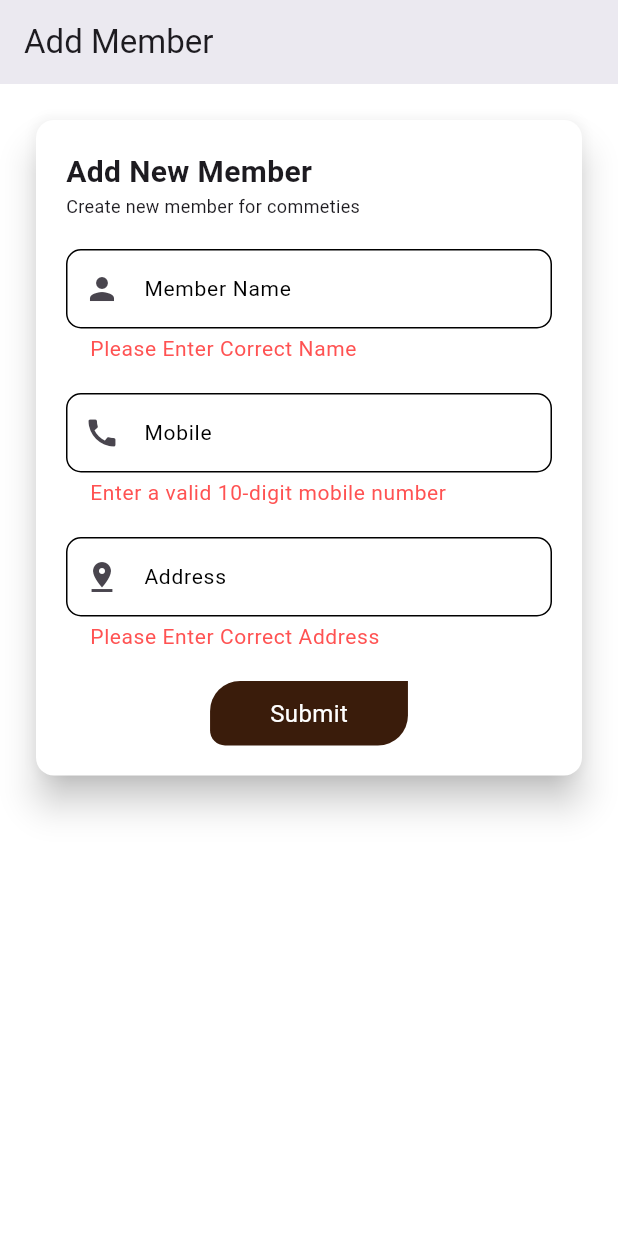
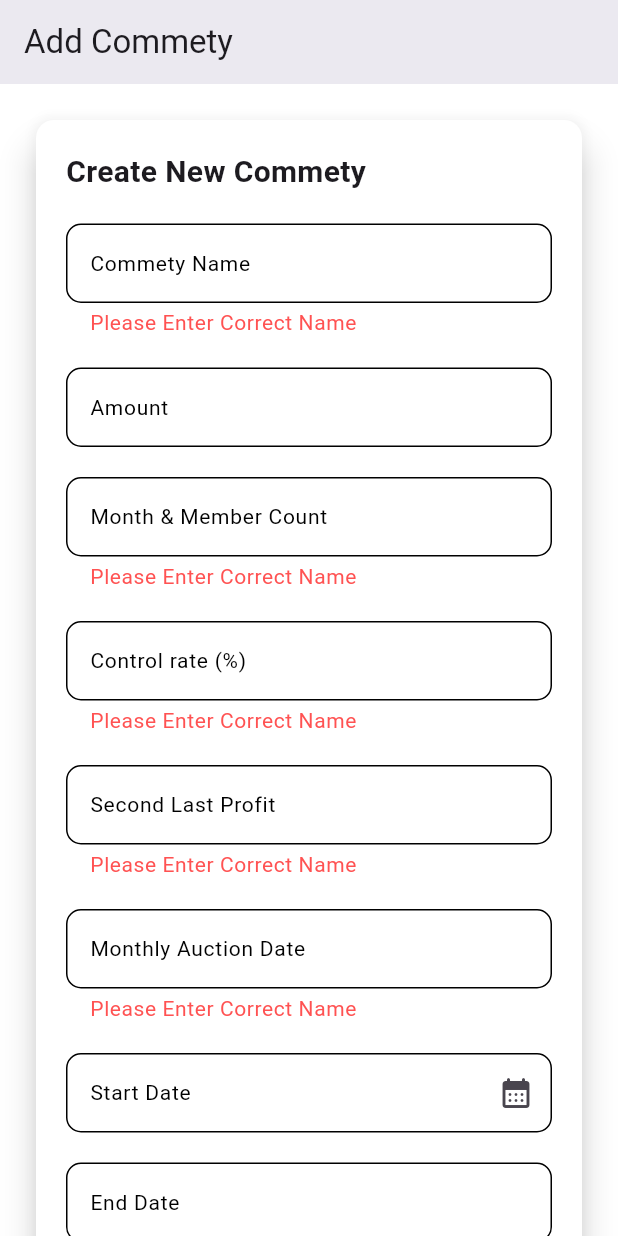
Before and after one commit to kashparkinnovation/commety_management_app, a Flutter app: the screen it shows after launch, after a tap on "Submit", on a phone screen of 412 x 824 dp. Run offline on Flutter 3.47's test engine with Material 3 defaults, Android fonts, the phone set to English and light mode, and no system bars; our stand-ins replace font_awesome_flutter.

Commit message:
add new commety screen

```diff
--- a/lib/main.dart
+++ b/lib/main.dart
@@ -1,3 +1,4 @@
+import 'package:commety_management_app/ui/screens/AddCommtyScreen.dart';
 import 'package:commety_management_app/ui/screens/AddMemberScreen.dart';
 import 'package:commety_management_app/ui/screens/DashboardScreen.dart';
 import 'package:commety_management_app/ui/screens/LoginScreen.dart';
@@ -23,12 +24,13 @@ class MyApp extends StatelessWidget {
         useMaterial3: true,
       ),
       // home: SplashScreen(),
-      initialRoute: '/addMember',
+      initialRoute: '/addCommety',
       routes: {
         '/login':(context)=>const LoginScreen(),
         '/dashboard':(context)=>const DashboardScreen(),
         '/splash' : (context)=>const SplashScreen(),
         '/addMember' : (context)=>const AddMemberScreen(),
+        '/addCommety' : (context)=>const AddCommetyScreen(),
       },
     );
   }
--- a/lib/ui/components/InputField.dart
+++ b/lib/ui/components/InputField.dart
@@ -8,6 +8,7 @@ class InputField extends StatelessWidget {
   final TextEditingController controller;
   final String? Function(String?)? validator;
   final IconData? prefixIcon;
+  final Widget? suffixIcon;
   final FocusNode? focusNode;
   final TextInputType? keyboardType;
   final bool? readonly;
@@ -24,6 +25,7 @@ class InputField extends StatelessWidget {
       this.validator,
         this.borderColor,
       this.prefixIcon,
+        this.suffixIcon,
       this.focusNode,
       this.keyboardType,
       this.textCenter,
@@ -51,6 +53,7 @@ class InputField extends StatelessWidget {
         errorMaxLines: 2,
         labelText: label,
         prefixIcon: prefixIcon != null ? Icon(prefixIcon) : null,
+        suffixIcon: suffixIcon??null,
         errorStyle:
             TextStyle(color: Colors.redAccent, fontSize: fontsize ?? 14),
         labelStyle:
--- a/lib/ui/screens/AddCommtyScreen.dart
+++ b/lib/ui/screens/AddCommtyScreen.dart
@@ -0,0 +1,230 @@
+import 'package:commety_management_app/ui/components/InputField.dart';
+import 'package:flutter/material.dart';
+import 'package:font_awesome_flutter/font_awesome_flutter.dart';
+
+class AddCommetyScreen extends StatefulWidget {
+  const AddCommetyScreen({super.key});
+
+  @override
+  State<AddCommetyScreen> createState() => _AddCommetyScreenState();
+}
+
+class _AddCommetyScreenState extends State<AddCommetyScreen> {
+  TextEditingController nameController = TextEditingController();
+  TextEditingController amountController = TextEditingController();
+  TextEditingController month_member_Controller = TextEditingController();
+  TextEditingController controlRateController = TextEditingController();
+  TextEditingController secondLastAskController = TextEditingController();
+  TextEditingController monthlyDateController = TextEditingController();
+  TextEditingController startDateController = TextEditingController();
+  TextEditingController endDateController = TextEditingController();
+  GlobalKey<FormState> formKey = GlobalKey();
+
+  @override
+  Widget build(BuildContext context) {
+    return SafeArea(
+      child: Scaffold(
+        appBar: AppBar(
+          title: Text("Add Commety"),
+          elevation: 10,
+          backgroundColor: Colors.white,
+        ),
+        backgroundColor: Colors.white,
+        body: SingleChildScrollView(
+          child: Container(
+            width: double.infinity,
+            margin: EdgeInsets.symmetric(horizontal: 20, vertical: 20),
+            child: Card(
+              elevation: 10,
+              color: Colors.white,
+              child: Padding(
+                padding: const EdgeInsets.all(20.0),
+                child: Form(
+                  key: formKey,
+                  child: Column(
+                    crossAxisAlignment: CrossAxisAlignment.start,
+                    children: [
+                      Text(
+                        "Create New Commety",
+                        style: TextStyle(
+                            fontWeight: FontWeight.bold, fontSize: 20),
+                      ),
+                      SizedBox(
+                        height: 20,
+                      ),
+                      InputField(
+                        label: "Commety Name",
+                        controller: nameController,
+                        borderColor: Colors.black,
+                        keyboardType: TextInputType.name,
+                        validator: (value) {
+                          if (value!.trim().length < 3) {
+                            return "Please Enter Correct Name";
+                          } else {
+                            return null;
+                          }
+                        },
+                      ),
+                      SizedBox(
+                        height: 20,
+                      ),
+                      InputField(
+                        label: "Amount",
+                        controller: amountController,
+                        borderColor: Colors.black,
+                        keyboardType: TextInputType.number,
+                        validator: (value) {
+                          // if(value!.trim().length < 3){
+                          //   return "Please Enter Correct Name";
+                          // }else{
+                          //   return null;
+                          // }
+                        },
+                      ),
+                      SizedBox(
+                        height: 20,
+                      ),
+                      InputField(
+                        label: "Month & Member Count",
+                        controller: month_member_Controller,
+                        borderColor: Colors.black,
+                        keyboardType: TextInputType.number,
+                        validator: (value) {
+                          if (value!.trim().length < 3) {
+                            return "Please Enter Correct Name";
+                          } else {
+                            return null;
+                          }
+                        },
+                      ),
+                      SizedBox(
+                        height: 20,
+                      ),
+                      InputField(
+                        label: "Control rate (%)",
+                        controller: controlRateController,
+                        borderColor: Colors.black,
+                        keyboardType: TextInputType.number,
+                        validator: (value) {
+                          if (value!.trim().length < 3) {
+                            return "Please Enter Correct Name";
+                          } else {
+                            return null;
+                          }
+                        },
+                      ),
+                      SizedBox(
+                        height: 20,
+                      ),
+                      InputField(
+                        label: "Second Last Profit",
+                        controller: secondLastAskController,
+                        borderColor: Colors.black,
+                        keyboardType: TextInputType.number,
+                        validator: (value) {
+                          if (value!.trim().length < 3) {
+                            return "Please Enter Correct Name";
+                          } else {
+                            return null;
+                          }
+                        },
+                      ),
+                      SizedBox(
+                        height: 20,
+                      ),
+                      InputField(
+                        label: "Monthly Auction Date",
+                        controller: monthlyDateController,
+                        borderColor: Colors.black,
+                        keyboardType: TextInputType.number,
+                        validator: (value) {
+                          if (value!.trim().length < 3) {
+                            return "Please Enter Correct Name";
+                          } else {
+                            return null;
+                          }
+                        },
+                      ),
+                      SizedBox(
+                        height: 20,
+                      ),
+                      InputField(
+                        label: "Start Date",
+                        controller: startDateController,
+                        borderColor: Colors.black,
+                        keyboardType: TextInputType.number,
+                        readonly: true,
+                        suffixIcon: InkWell(
+                            onTap: ()  async{
+                              DateTime? selectedDate = await showDatePicker(
+                                context: context,
+                                initialDate: DateTime.now(),
+                                firstDate: DateTime(2000),
+                                lastDate: DateTime(2100),
+                                barrierDismissible: false,
+                              );
+                              startDateController.text = "${selectedDate!.day}/${selectedDate!.month}/${selectedDate!.year}";
+                              int month_val = int.parse(month_member_Controller.text!= ""? month_member_Controller.text : "0");
+                              if(month_val != 0){
+                                endDateController.text = "${selectedDate!.day}/${selectedDate!.month}/${selectedDate!.year}";
+                              }
+
+                            },
+                            child: Icon(Icons.calendar_month_rounded)),
+                        validator: (value) {
+                          // if(value!.trim().length < 3){
+                          //   return "Please Enter Correct Name";
+                          // }else{
+                          //   return null;
+                          // }
+                        },
+                      ),
+                      SizedBox(
+                        height: 20,
+                      ),
+                      InputField(
+                        label: "End Date",
+                        controller: endDateController,
+                        borderColor: Colors.black,
+                        keyboardType: TextInputType.number,
+                        readonly: true,
+                      ),
+
+                      SizedBox(
+                        height: 20,
+                      ),
+                      Center(
+                        child: InkWell(
+                          onTap: () {
+                            if (formKey!.currentState!.validate()) {
+                              print("Form Complete");
+                            }
+                          },
+                          child: Container(
+                            padding: EdgeInsets.symmetric(
+                                horizontal: 40, vertical: 10),
+                            decoration: BoxDecoration(
+                                color: Color.fromRGBO(58, 28, 11, 1.0),
+                                borderRadius: BorderRadius.only(
+                                    topLeft: Radius.circular(20),
+                                    bottomRight: Radius.circular(20),
+                                    bottomLeft: Radius.circular(10))),
+                            child: Text(
+                              "Submit",
+                              style:
+                                  TextStyle(color: Colors.white, fontSize: 16),
+                            ),
+                          ),
+                        ),
+                      )
+                    ],
+                  ),
+                ),
+              ),
+            ),
+          ),
+        ),
+      ),
+    );
+  }
+}
```
